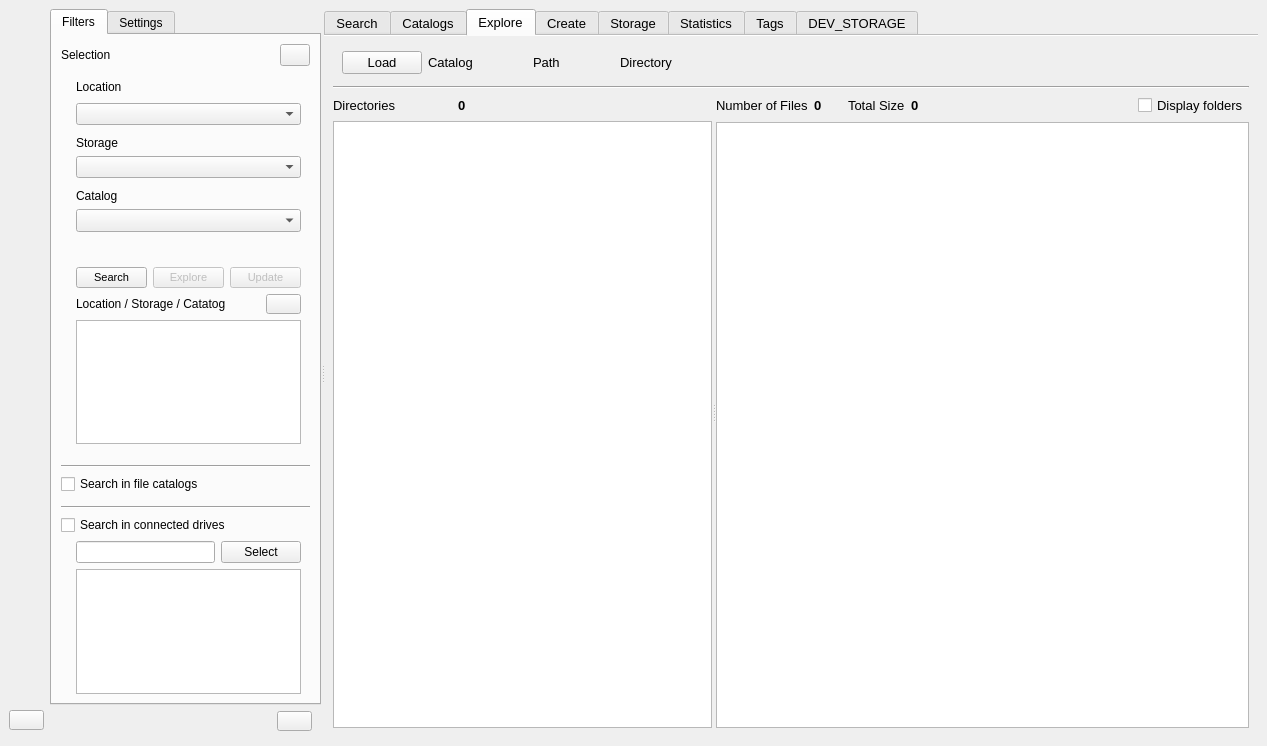
Qt form mainwindow.ui (StephaneCouturier/Katalog) before a commit.
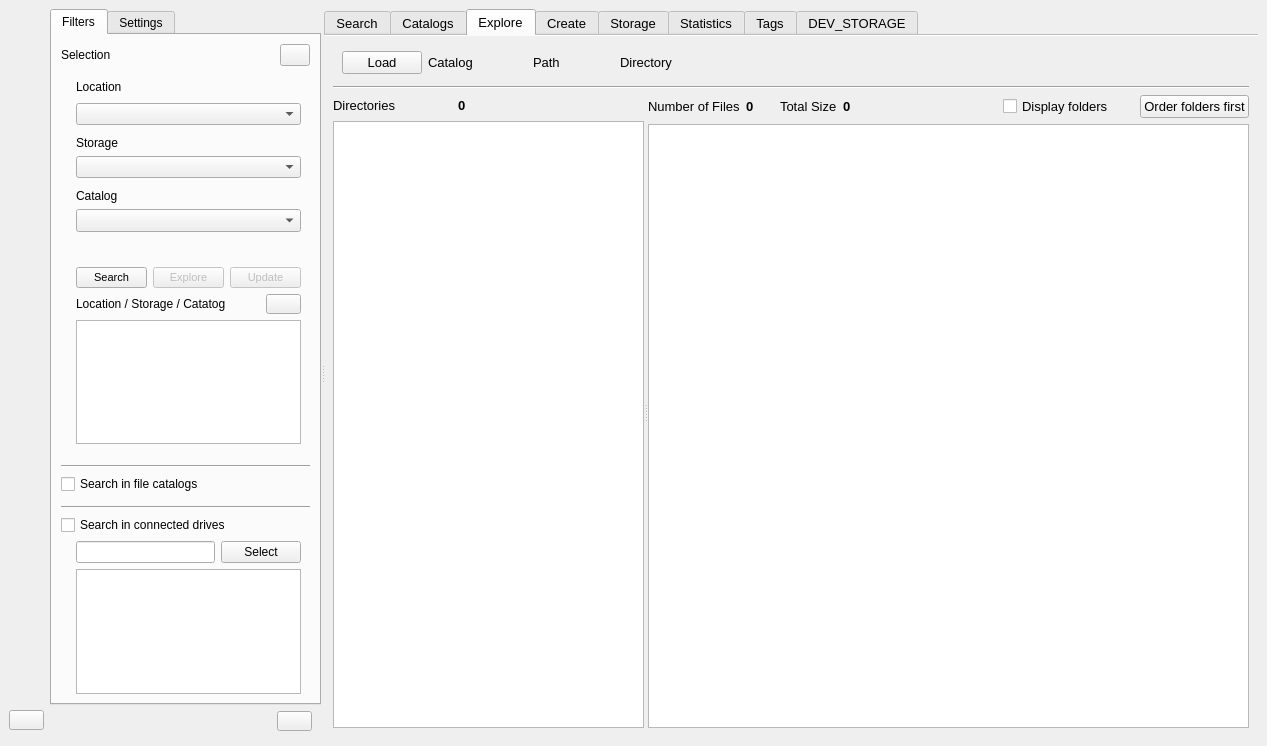
The same form after that commit. The open tabs and pages were chosen to show the change. Icons and pictures are not drawn. Custom widgets are drawn as their Qt base class.

Commit message: https://github.com/StephaneCouturier/Katalog/issues/312

The edit to the form file:
```diff
--- a/mainwindow.ui
+++ b/mainwindow.ui
@@ -4546,6 +4546,32 @@
                       </property>
                      </widget>
                     </item>
+                    <item>
+                     <spacer name="Explore_horizontalSpacer_5">
+                      <property name="orientation">
+                       <enum>Qt::Horizontal</enum>
+                      </property>
+                      <property name="sizeType">
+                       <enum>QSizePolicy::Fixed</enum>
+                      </property>
+                      <property name="sizeHint" stdset="0">
+                       <size>
+                        <width>20</width>
+                        <height>20</height>
+                       </size>
+                      </property>
+                     </spacer>
+                    </item>
+                    <item>
+                     <widget class="QPushButton" name="Explore_pushButton_OrderFoldersFirst">
+                      <property name="text">
+                       <string>Order folders first</string>
+                      </property>
+                      <property name="icon">
+                       <iconset theme="view-sort"/>
+                      </property>
+                     </widget>
+                    </item>
                    </layout>
                   </item>
                   <item>
```
Left out of the diff: 2 changed lines with no effect on the pictures. The commit also changes 2 other files.
